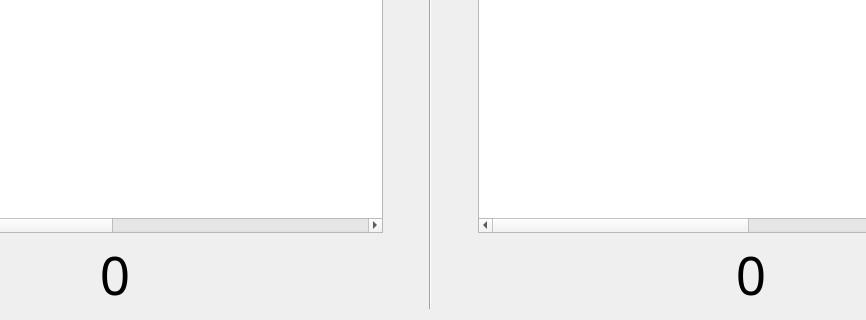
Before: the Qt Designer form Views/WaitingListView/WaitingListView.ui in omarelshopky/VaccineTrackingSystem, drawn with Qt 5; both pictures show x 170 to 1036 and y 580 to 900 of the 1200 by 900 pixel window.
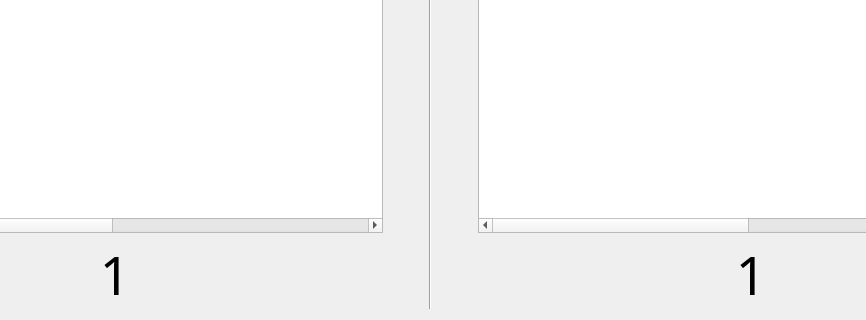
After: the same form once the commit is applied. Icons and pictures are not drawn.

```diff
--- a/Views/WaitingListView/WaitingListView.ui
+++ b/Views/WaitingListView/WaitingListView.ui
@@ -370,7 +370,7 @@
              </font>
             </property>
             <property name="text">
-             <string>0</string>
+             <string>1</string>
             </property>
             <property name="alignment">
              <set>Qt::AlignCenter</set>
@@ -769,7 +769,7 @@
              </font>
             </property>
             <property name="text">
-             <string>0</string>
+             <string>1</string>
             </property>
             <property name="alignment">
              <set>Qt::AlignCenter</set>
```
